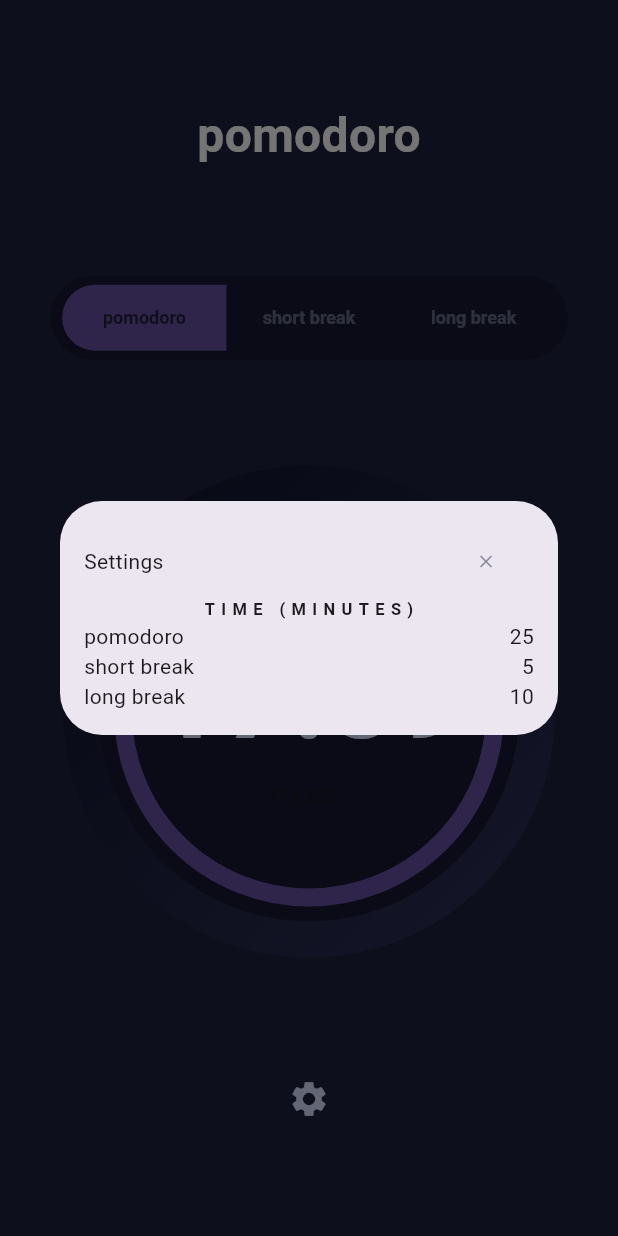
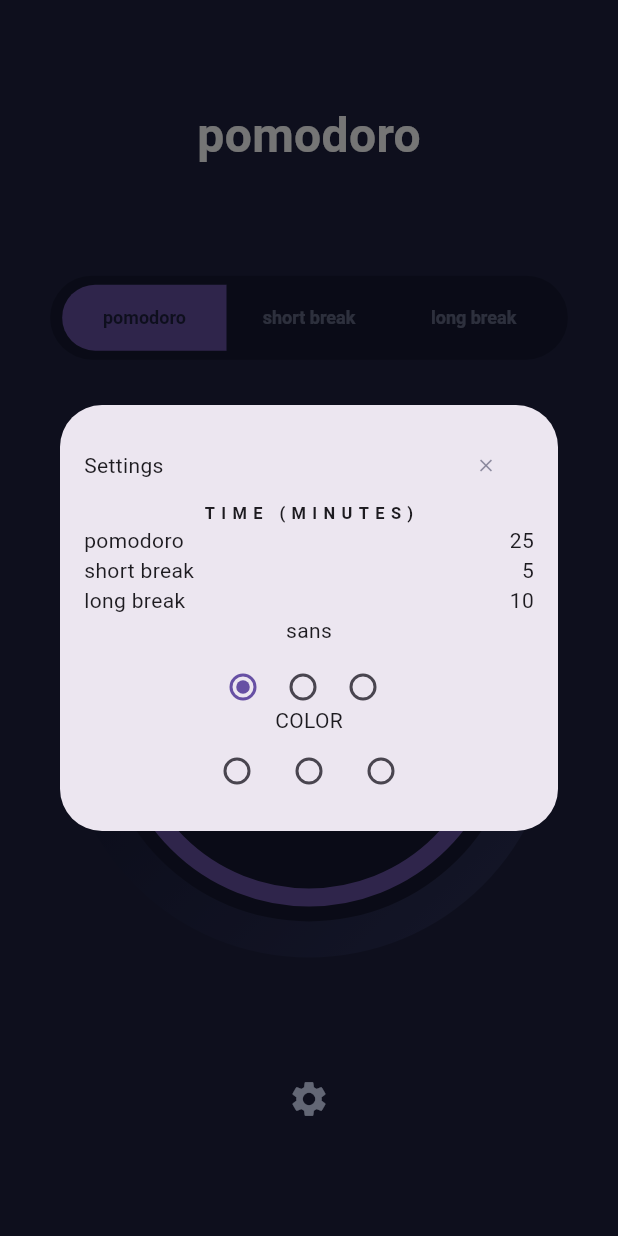
Before and after one commit to asvirts/pomodoro, a Flutter app: the screen it shows after launch, after a tap on the "settings" icon, on a phone screen of 412 x 824 dp. Run offline on Flutter 3.47's test engine with Material 3 defaults, Android fonts, the phone set to English and light mode, and no system bars; our stand-ins replace flutter_riverpod, google_fonts, riverpod_annotation; generated files the repository leaves out were written again.

Commit message:
fonts update

```diff
--- a/lib/main.dart
+++ b/lib/main.dart
@@ -1,10 +1,7 @@
 import 'package:flutter/material.dart';
 import 'package:flutter_riverpod/flutter_riverpod.dart';
-import 'package:google_fonts/google_fonts.dart';
+import 'package:pomodoro/providers/settings_provider.dart';
 import 'package:pomodoro/screens/home.dart';
-import '../widgets/segmented_button.dart';
-import '../widgets/progress_indicator.dart';
-import 'package:pomodoro/widgets/settings.dart';
 
 void main() {
   runApp(
@@ -19,11 +16,14 @@ class MyApp extends ConsumerWidget {
 
   @override
   Widget build(BuildContext context, WidgetRef ref) {
+    final selectedFont = ref.watch(fontNotifierProvider);
+
     return MaterialApp(
         theme: ThemeData(
           primaryColor: const Color.fromRGBO(248, 112, 112, 1),
           canvasColor: const Color.fromRGBO(215, 224, 255, 1),
-          textTheme: GoogleFonts.kumbhSansTextTheme(),
+          textTheme:
+              ref.watch(fontNotifierProvider.notifier).getCurrentFontTheme(),
         ),
         home: const Home());
   }
--- a/lib/providers/settings_provider.dart
+++ b/lib/providers/settings_provider.dart
@@ -1,41 +1,92 @@
+import 'package:flutter/material.dart';
+import 'package:google_fonts/google_fonts.dart';
 import 'package:riverpod_annotation/riverpod_annotation.dart';
 
 part 'settings_provider.g.dart';
 
 // Fonts and color scheme
+
+enum Fonts { sans, serif, mono }
+
 @riverpod
 class FontNotifier extends _$FontNotifier {
   @override
-  Set<int> build() {
-    return const {25};
+  Set<Fonts> build() {
+    return {Fonts.sans};
   }
 
-  int getValue() {
-    return state.first;
+  TextStyle getCurrentFont() {
+    TextStyle? newFont;
+
+    switch (state.first) {
+      case Fonts.sans:
+        newFont = GoogleFonts.kumbhSans();
+        break;
+      case Fonts.serif:
+        newFont = GoogleFonts.robotoSlab();
+        break;
+      case Fonts.mono:
+        newFont = GoogleFonts.spaceMono();
+        break;
+    }
+
+    return newFont;
   }
 
-  void updateTimerDuration(int newValue) {
-    if (state != newValue) {
-      state = {newValue};
+  TextTheme getCurrentFontTheme() {
+    TextTheme? newTheme;
+
+    switch (state.first) {
+      case Fonts.sans:
+        newTheme = GoogleFonts.kumbhSansTextTheme();
+        break;
+      case Fonts.serif:
+        newTheme = GoogleFonts.robotoSlabTextTheme();
+        break;
+      case Fonts.mono:
+        newTheme = GoogleFonts.spaceMonoTextTheme();
+        break;
+    }
+
+    return newTheme;
+  }
+
+  void updateFonts(Fonts newFonts) {
+    if (state != newFonts) {
+      state = {newFonts};
     }
   }
 }
 
+enum ColorScheme { red, blue, purple }
+
 @riverpod
 class ColorsNotifier extends _$ColorsNotifier {
   @override
-  Set<int> build() {
-    return const {25};
+  Set<ColorScheme> build() {
+    return const {ColorScheme.red};
   }
 
-  int getValue() {
-    return state.first;
-  }
+  Color updateMode(ColorScheme newScheme) {
+    if (state != newScheme) {
+      state = {newScheme};
+    }
 
-  void updateTimerDuration(int newValue) {
-    if (state != newValue) {
-      state = {newValue};
+    Color? newColor;
+
+    switch (newScheme) {
+      case ColorScheme.red:
+        newColor = const Color.fromRGBO(248, 112, 112, 1);
+        break;
+      case ColorScheme.blue:
+        newColor = const Color.fromRGBO(112, 243, 248, 1);
+        break;
+      case ColorScheme.purple:
+        newColor = const Color.fromRGBO(216, 129, 248, 1);
+        break;
     }
+
+    return newColor;
   }
 }
 
--- a/lib/widgets/segmented_button.dart
+++ b/lib/widgets/segmented_button.dart
@@ -2,7 +2,7 @@ import 'package:flutter/material.dart';
 import 'package:flutter_riverpod/flutter_riverpod.dart';
 import 'package:google_fonts/google_fonts.dart';
 import 'package:pomodoro/providers/modes_provider.dart';
-import 'package:pomodoro/providers/progress_provider.dart';
+import 'package:pomodoro/providers/settings_provider.dart';
 
 class SegmentedButtonWidget extends ConsumerStatefulWidget {
   const SegmentedButtonWidget({super.key});
@@ -16,6 +16,9 @@ class _SegmentedButtonWidgetState extends ConsumerState<SegmentedButtonWidget> {
   @override
   Widget build(BuildContext context) {
     final currentMode = ref.watch(modeNotifierProvider);
+    final currentFont = ref.watch(fontNotifierProvider);
+
+    TextStyle font = ref.watch(fontNotifierProvider.notifier).getCurrentFont();
 
     return Container(
       decoration: BoxDecoration(
@@ -36,19 +39,19 @@ class _SegmentedButtonWidgetState extends ConsumerState<SegmentedButtonWidget> {
             fontSize: 12,
           ),
         ),
-        segments: const <ButtonSegment<Modes>>[
-          ButtonSegment<Modes>(value: Modes.pomodoro, label: Text('pomodoro')),
+        segments: <ButtonSegment<Modes>>[
           ButtonSegment<Modes>(
-              value: Modes.shortBreak, label: Text('short break')),
+              value: Modes.pomodoro, label: Text('pomodoro', style: font)),
           ButtonSegment<Modes>(
-              value: Modes.longBreak, label: Text('long break')),
+              value: Modes.shortBreak, label: Text('short break', style: font)),
+          ButtonSegment<Modes>(
+              value: Modes.longBreak, label: Text('long break', style: font)),
         ],
         selected: currentMode,
         onSelectionChanged: (Set<Modes> newSelection) {
           ref
               .read(modeNotifierProvider.notifier)
               .updateMode(newSelection.first);
-          ref.read(timerNotifierProvider);
         },
       ),
     );
--- a/lib/widgets/settings.dart
+++ b/lib/widgets/settings.dart
@@ -11,6 +11,11 @@ class SettingsDialog extends ConsumerWidget {
     final currentPomodoroTime = ref.watch(pomodoroTimerNotifierProvider);
     final currentShortBreakTime = ref.watch(shortBreakTimerNotifierProvider);
     final currentLongBreakTime = ref.watch(longBreakTimerNotifierProvider);
+
+    final currentFont = ref.watch(fontNotifierProvider);
+    final currentColorScheme = ref.watch(colorsNotifierProvider);
+
+    String font = currentFont.first.name;
 
     return Column(
       mainAxisAlignment: MainAxisAlignment.center,
@@ -74,6 +79,92 @@ class SettingsDialog extends ConsumerWidget {
                         Text(currentLongBreakTime.first.toString())
                       ],
                     ),
+                    Row(
+                      mainAxisAlignment: MainAxisAlignment.center,
+                      children: [
+                        Column(
+                          children: [
+                            Text(font),
+                            Row(
+                              mainAxisAlignment: MainAxisAlignment.spaceAround,
+                              children: [
+                                SizedBox(
+                                  height: 40,
+                                  width: 40,
+                                  child: RadioListTile(
+                                    value: Fonts.sans,
+                                    groupValue: currentFont.first,
+                                    autofocus: true,
+                                    onChanged: (value) {
+                                      ref
+                                          .watch(fontNotifierProvider.notifier)
+                                          .updateFonts(Fonts.sans);
+                                    },
+                                  ),
+                                ),
+                                SizedBox(
+                                  height: 40,
+                                  width: 40,
+                                  child: RadioListTile(
+                                    value: Fonts.serif,
+                                    groupValue: currentFont.first,
+                                    onChanged: (value) {
+                                      ref
+                                          .watch(fontNotifierProvider.notifier)
+                                          .updateFonts(Fonts.serif);
+                                    },
+                                  ),
+                                ),
+                                SizedBox(
+                                  height: 40,
+                                  width: 40,
+                                  child: RadioListTile(
+                                    value: Fonts.mono,
+                                    groupValue: currentFont.first,
+                                    onChanged: (value) {
+                                      ref
+                                          .watch(fontNotifierProvider.notifier)
+                                          .updateFonts(Fonts.mono);
+                                    },
+                                  ),
+                                ),
+                              ],
+                            ),
+                          ],
+                        ),
+                      ],
+                    ),
+                    Row(
+                      mainAxisAlignment: MainAxisAlignment.center,
+                      children: [
+                        Column(
+                          children: [
+                            Text("COLOR"),
+                            Row(
+                              mainAxisAlignment: MainAxisAlignment.spaceAround,
+                              children: [
+                                Radio(
+                                  value: Fonts.sans,
+                                  groupValue: Fonts,
+                                  onChanged: (value) => Fonts,
+                                  activeColor: Color.fromRGBO(22, 25, 50, 1),
+                                ),
+                                Radio(
+                                  value: Fonts.sans,
+                                  groupValue: Fonts,
+                                  onChanged: (value) => Fonts,
+                                ),
+                                Radio(
+                                  value: Fonts.sans,
+                                  groupValue: Fonts,
+                                  onChanged: (value) => Fonts,
+                                ),
+                              ],
+                            ),
+                          ],
+                        )
+                      ],
+                    ),
                   ],
                 ),
               ),
```
Also changed, not shown: lib/providers/settings_provider.g.dart.
